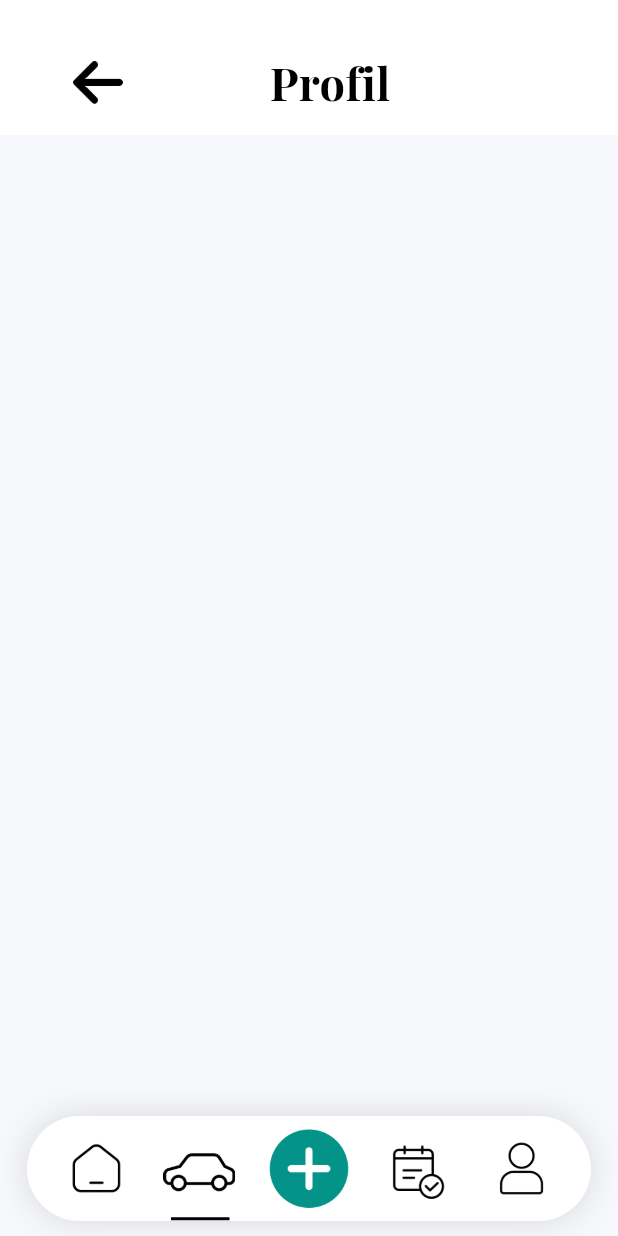
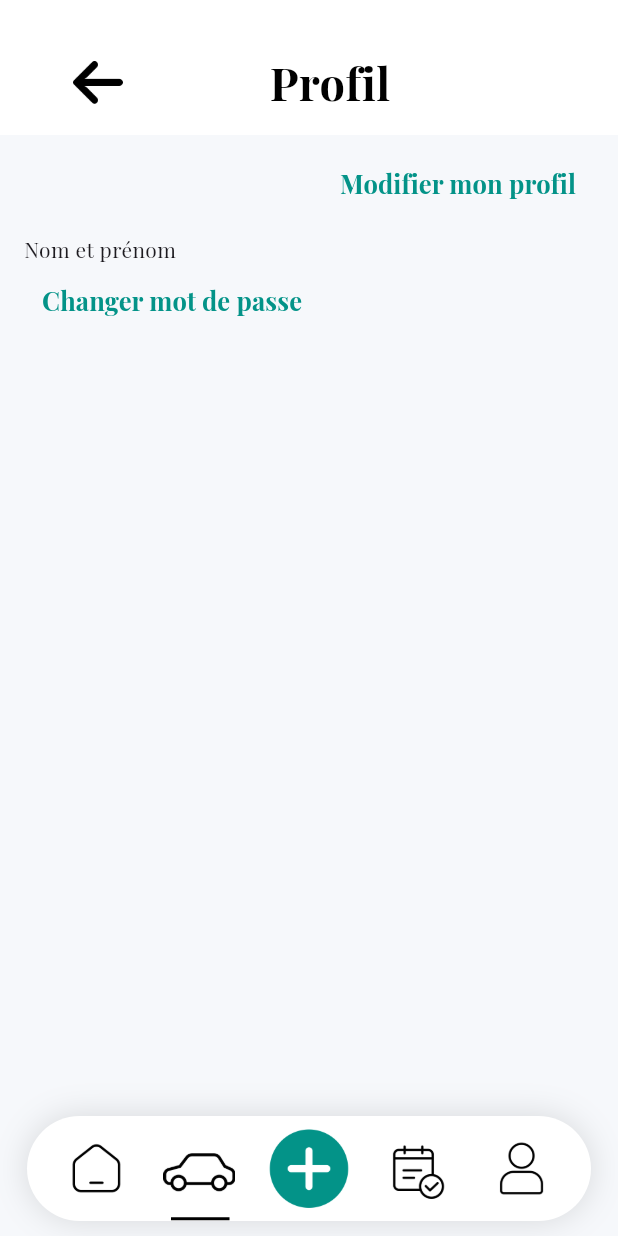
Before and after one commit to saradrine/sav_project, a Flutter app: the screen it shows after launch, item 2 of the bottom bar chosen, on a phone screen of 412 x 824 dp. Run offline on Flutter 3.47's test engine with Material 3 defaults, Android fonts, the phone set to English and light mode, and no system bars; our stand-ins replace flutter_svg.

Commit message:
Layout of the page and some buttons

```diff
--- a/lib/screens/notifications.dart
+++ b/lib/screens/notifications.dart
@@ -109,7 +109,7 @@ class _NotificationsState extends State<Notifications> {
         ),
       ),
       body: Padding(
-        padding: const EdgeInsets.all(16.0),
+        padding: const EdgeInsets.symmetric(horizontal: 23, vertical: 16),
         child: ListView(
           children: [
             if (getNouveauNotifications().isNotEmpty) ...[
--- a/lib/screens/profile.dart
+++ b/lib/screens/profile.dart
@@ -43,6 +43,45 @@ class Profile extends StatelessWidget {
           ),
         ),
       ),
+      body: Padding(
+        padding: const EdgeInsets.symmetric(horizontal: 16, vertical: 8),
+        child: Column(
+          crossAxisAlignment: CrossAxisAlignment.start,
+          children: [
+            Row(
+              mainAxisAlignment: MainAxisAlignment.end,
+              children: [
+                TextButton(
+                  onPressed: () {},
+                  child: Text(
+                    "Modifier mon profil",
+                    style: TextStyle(
+                      fontSize: 17,
+                      fontWeight: FontWeight.bold,
+                      color: Color.fromARGB(255, 3, 147, 136),
+                    ),
+                  ),
+                ),
+              ],
+            ),
+            SizedBox(
+              height: 10,
+            ),
+            Text("Nom et prénom"),
+            TextButton(
+              onPressed: () {},
+              child: Text(
+                "Changer mot de passe",
+                style: TextStyle(
+                  fontSize: 17,
+                  fontWeight: FontWeight.bold,
+                  color: Color.fromARGB(255, 3, 147, 136),
+                ),
+              ),
+            )
+          ],
+        ),
+      ),
     );
   }
 }
--- a/lib/widgets/notification_card.dart
+++ b/lib/widgets/notification_card.dart
@@ -17,12 +17,13 @@ class NotificationCard extends StatelessWidget {
   @override
   Widget build(BuildContext context) {
     return Card(
+      elevation: 2,
       color: Colors.white,
       shape: RoundedRectangleBorder(
         borderRadius: BorderRadius.circular(10),
       ),
       child: Padding(
-        padding: const EdgeInsets.symmetric(horizontal: 20, vertical: 16),
+        padding: const EdgeInsets.all(16),
         child: Column(
           crossAxisAlignment: CrossAxisAlignment.start,
           children: [
```
